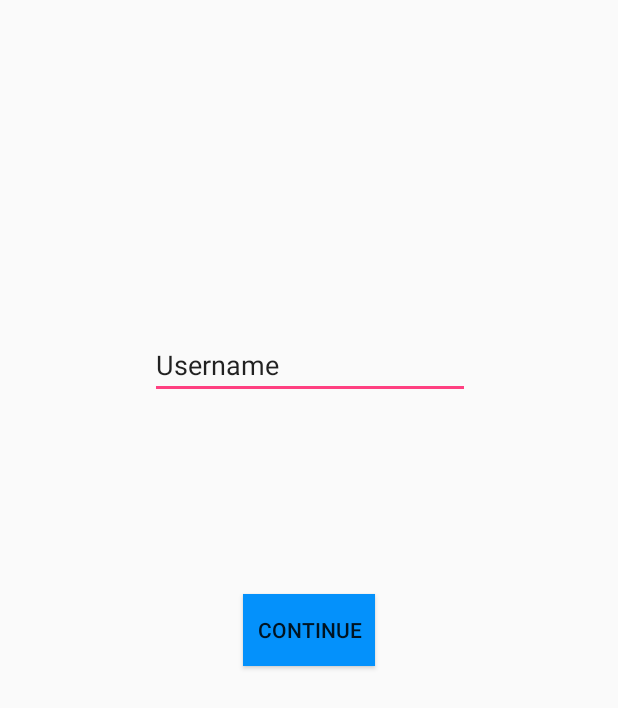
After one commit to albert95014/Eat2Meet, an Android app: the UserNameActivity screen opened directly, with no data from a screen before it, on a phone screen of 412 x 824 dp. The commit adds this screen. Shown: the top 708 px of the screen. Run offline under Robolectric (Android 15) with nearby library versions, the phone set to English and light mode, and no system bars; 3 statements that could not run were skipped.

Commit message:
Added username page and sign-up creation page linked to username page

```diff
--- a/app/build.gradle
+++ b/app/build.gradle
@@ -28,6 +28,7 @@ android {
 //}
 
 dependencies {
+    implementation 'com.android.support.constraint:constraint-layout:1.0.2'
     compile fileTree(dir: 'libs', include: ['*.jar'])
     compile 'com.android.support:appcompat-v7:26.1.0'
     compile 'com.android.support:design:26.1.0'
--- /dev/null
+++ b/app/src/main/java/com/example/jonathansun5/eatmeet/UserNameActivity.java
@@ -0,0 +1,50 @@
+package com.example.jonathansun5.eatmeet;
+
+import android.content.Context;
+import android.content.Intent;
+import android.support.v7.app.AppCompatActivity;
+import android.os.Bundle;
+import android.view.View;
+import android.widget.Button;
+import android.widget.EditText;
+
+public class UserNameActivity extends AppCompatActivity {
+
+    private EditText usernameText;
+    private Button usernameCont;
+    private String name;
+    private String email;
+    private String password;
+
+    @Override
+    protected void onCreate(Bundle savedInstanceState) {
+        super.onCreate(savedInstanceState);
+        setContentView(R.layout.activity_user_name);
+
+        //Get UI elements
+        usernameText = (EditText) findViewById(R.id.usernameInput);
+        usernameCont = (Button) findViewById(R.id.usernameContinue);
+
+        //Get Intent information from sign-up
+        Intent recevingIntent = getIntent();
+        Bundle extras = recevingIntent.getExtras();
+        name = (String) extras.get("name");
+        email = (String) extras.get("email");
+        password = (String) extras.get("password");
+
+
+        usernameCont.setOnClickListener(new View.OnClickListener() {
+            @Override
+            public void onClick(View view) {
+                String username = usernameText.getText().toString();
+                Context mContext = getBaseContext();
+                Intent intent = new Intent(mContext, PersonalActivity.class);
+                intent.putExtra("username", username);
+                intent.putExtra("name", name);
+                intent.putExtra("email", email);
+                intent.putExtra("password", password);
+
+            }
+        });
+    }
+}
--- /dev/null
+++ b/app/src/main/res/layout/activity_user_name.xml
@@ -0,0 +1,39 @@
+<?xml version="1.0" encoding="utf-8"?>
+<android.support.constraint.ConstraintLayout xmlns:android="http://schemas.android.com/apk/res/android"
+    xmlns:app="http://schemas.android.com/apk/res-auto"
+    xmlns:tools="http://schemas.android.com/tools"
+    android:layout_width="match_parent"
+    android:layout_height="match_parent"
+    tools:context="com.example.jonathansun5.eatmeet.UserNameActivity">
+
+    <EditText
+        android:id="@+id/usernameInput"
+        android:layout_width="wrap_content"
+        android:layout_height="wrap_content"
+        android:layout_marginBottom="429dp"
+        android:layout_marginEnd="84dp"
+        android:layout_marginStart="85dp"
+        android:layout_marginTop="92dp"
+        android:ems="10"
+        android:inputType="textPersonName"
+        android:text="Username"
+        app:layout_constraintBottom_toBottomOf="parent"
+        app:layout_constraintEnd_toEndOf="parent"
+        app:layout_constraintStart_toStartOf="parent"
+        app:layout_constraintTop_toTopOf="parent" />
+
+    <Button
+        android:id="@+id/usernameContinue"
+        android:layout_width="wrap_content"
+        android:layout_height="wrap_content"
+        android:layout_marginBottom="316dp"
+        android:layout_marginEnd="148dp"
+        android:layout_marginStart="148dp"
+        android:layout_marginTop="65dp"
+        android:background="#0491fb"
+        android:text="Continue"
+        app:layout_constraintBottom_toBottomOf="parent"
+        app:layout_constraintEnd_toEndOf="parent"
+        app:layout_constraintStart_toStartOf="parent"
+        app:layout_constraintTop_toBottomOf="@+id/usernameInput" />
+</android.support.constraint.ConstraintLayout>
```
Also changed, not shown: app/src/main/AndroidManifest.xml (+6 -2 lines), app/src/main/java/com/example/jonathansun5/eatmeet/PersonalActivity.java (added, +89 -0 lines), app/src/main/java/com/example/jonathansun5/eatmeet/ProfileActivity.java (added, +13 -0 lines), app/src/main/java/com/example/jonathansun5/eatmeet/SignupActivity.java (+12 -0 lines), app/src/main/res/layout/activity_personal.xml (added, +94 -0 lines), app/src/main/res/layout/activity_profile.xml (added, +9 -0 lines).
